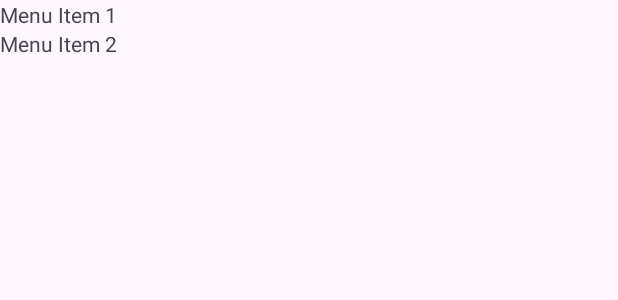
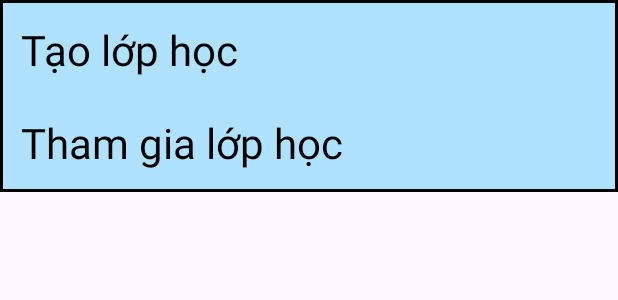
Before and after one commit to phannhan-2503/Classroom02, an Android app: the layout home_menu.xml on its own in the app's theme, with its tools: preview values and no code run, on a phone screen of 412 x 824 dp. Shown: the top 300 px of the screen. Run offline under Robolectric (Android 15) with nearby library versions, the phone set to English and light mode, and no system bars.

Commit message:
add more home-interface

```diff
--- /dev/null
+++ b/app/src/main/res/drawable/border.xml
@@ -0,0 +1,7 @@
+<?xml version="1.0" encoding="utf-8"?>
+<shape xmlns:android="http://schemas.android.com/apk/res/android"
+    android:shape="rectangle">
+    <solid android:color="#FFFFFF"/> <!-- Màu nền của viền -->
+    <stroke android:width="4dp" android:color="#000000"/> <!-- Độ rộng và màu của viền -->
+    <padding android:left="2dp" android:top="2dp" android:right="2dp" android:bottom="2dp"/> <!-- Padding cho viền -->
+</shape>
--- a/app/src/main/res/layout/home_menu.xml
+++ b/app/src/main/res/layout/home_menu.xml
@@ -1,18 +1,26 @@
 <?xml version="1.0" encoding="utf-8"?>
 <LinearLayout xmlns:android="http://schemas.android.com/apk/res/android"
     android:layout_width="match_parent"
-    android:layout_height="match_parent"
+    android:layout_height="wrap_content"
+    android:background="@drawable/border"
     android:orientation="vertical">
     <TextView
-        android:id="@+id/menu_item_1"
-        android:layout_width="wrap_content"
+        android:id="@+id/create_class"
+        android:layout_width="match_parent"
         android:layout_height="wrap_content"
-        android:text="Menu Item 1"/>
+        android:textSize="28sp"
+        android:textColor="@color/black"
+        android:background="@color/light_blue"
+        android:padding="12dp"
+        android:text="Tạo lớp học"/>
 
-    <!-- Second Row -->
     <TextView
-        android:id="@+id/menu_item_2"
-        android:layout_width="wrap_content"
+        android:id="@+id/join_class"
+        android:layout_width="match_parent"
         android:layout_height="wrap_content"
-        android:text="Menu Item 2"/>
+        android:textSize="28sp"
+        android:textColor="@color/black"
+        android:background="@color/light_blue"
+        android:padding="12dp"
+        android:text="Tham gia lớp học"/>
 </LinearLayout>
--- a/app/src/main/res/values/colors.xml
+++ b/app/src/main/res/values/colors.xml
@@ -3,4 +3,8 @@
     <color name="black">#FF000000</color>
     <color name="white">#FFFFFFFF</color>
     <color name="blue">#0099FF</color>
+    <color name="light_blue">#B0E2FF</color>
+    <color name="red">#FF0000</color>
+    <color name="yellow">#FFFF66</color>
+    <color name="green">#33CC33</color>
 </resources>
```
Also changed, not shown: app/src/main/java/com/example/classroom02/Fragment/HomeFragment.java (+28 -0 lines).
